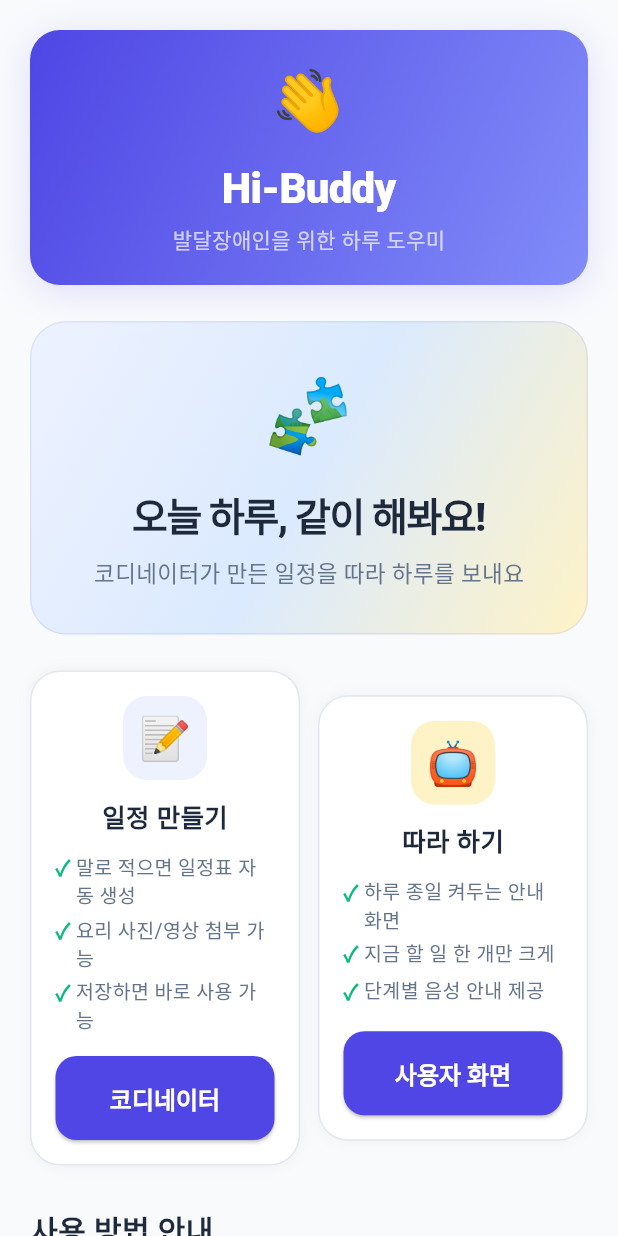
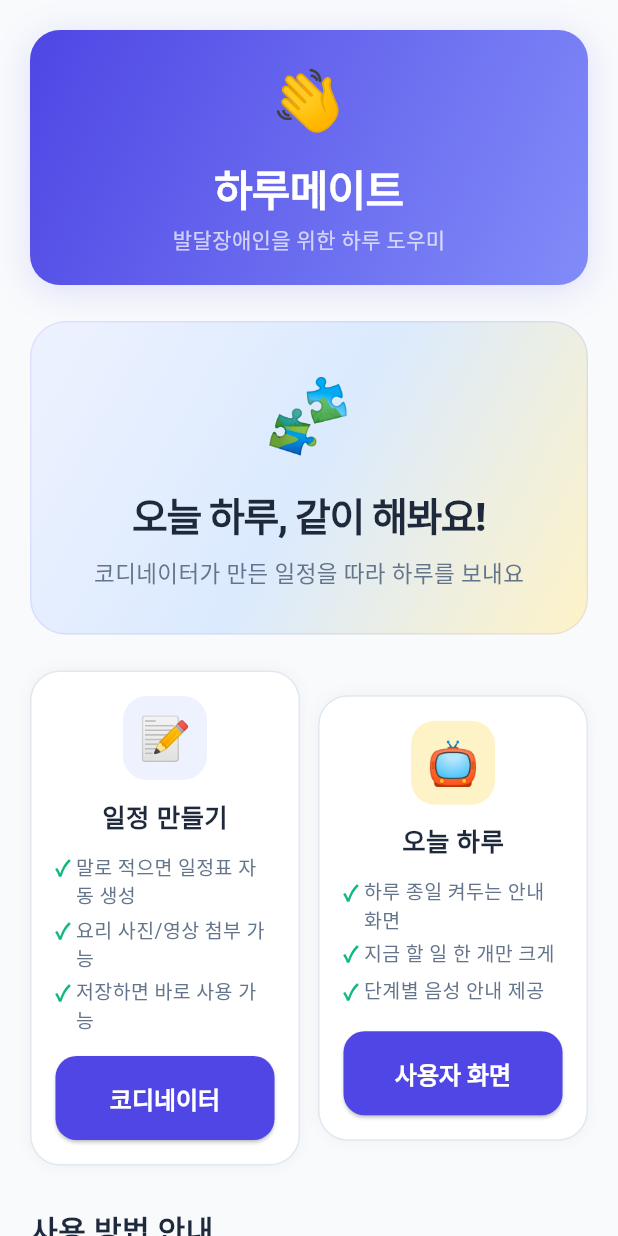
Before and after one commit to RyanAhn533/Hibuudy, a Flutter app: the screen it shows after launch, on a phone screen of 412 x 824 dp. Run offline on Flutter 3.47's test engine with Material 3 defaults, Android fonts, the phone set to English and light mode, and no system bars; our stand-ins replace flutter_tts, shared_preferences; network calls fail.

Commit message:
Rename to HaruMate, fix MainActivity package, server warmup, UI text fixes
- Fix crash: move MainActivity.kt to com.harumate.app package
- Rename all user-facing text from Hi-Buddy to 하루메이트
- Add server warmup on app start (Render cold start mitigation)
- Change "따라 하기" to "오늘 하루" (more natural)
- Add loading time hint "(최대 30초)"
- Disable ProGuard minification (was causing release crash)
- Add user test simulation (100 personas)

Co-Authored-By: Claude Opus 4.6 (1M context) <noreply@anthropic.com>

```diff
--- a/hi_buddy_app/lib/main.dart
+++ b/hi_buddy_app/lib/main.dart
@@ -2,10 +2,13 @@ import 'package:flutter/material.dart';
 import 'theme/app_theme.dart';
 import 'screens/home_screen.dart';
 import 'models/recipe.dart';
+import 'services/api_service.dart';
 
 void main() async {
   WidgetsFlutterBinding.ensureInitialized();
   await RecipeData.load();
+  // 서버 미리 깨우기 (Render 콜드 스타트 대응, 응답 안 기다림)
+  ApiService.isOnline();
   runApp(const HiBuddyApp());
 }
 
@@ -15,7 +18,7 @@ class HiBuddyApp extends StatelessWidget {
   @override
   Widget build(BuildContext context) {
     return MaterialApp(
-      title: 'Hi-Buddy',
+      title: '하루메이트',
       debugShowCheckedModeBanner: false,
       theme: buildAppTheme(),
       home: const HomeScreen(),
--- a/hi_buddy_app/lib/screens/coordinator_screen.dart
+++ b/hi_buddy_app/lib/screens/coordinator_screen.dart
@@ -190,7 +190,7 @@ class _CoordinatorScreenState extends State<CoordinatorScreen> {
                         ),
                       )
                     : const Icon(Icons.auto_awesome),
-                label: Text(_isGenerating ? '일정 만드는 중...' : '일정 자동 만들기'),
+                label: Text(_isGenerating ? '일정 만드는 중... (최대 30초)' : '일정 자동 만들기'),
               ),
             ),
 
--- a/hi_buddy_app/lib/screens/home_screen.dart
+++ b/hi_buddy_app/lib/screens/home_screen.dart
@@ -38,7 +38,7 @@ class HomeScreen extends StatelessWidget {
                     Text('👋', style: TextStyle(fontSize: 40)),
                     SizedBox(height: 8),
                     Text(
-                      'Hi-Buddy',
+                      '하루메이트',
                       style: TextStyle(
                         fontSize: 28,
                         fontWeight: FontWeight.w800,
@@ -133,7 +133,7 @@ class HomeScreen extends StatelessWidget {
                     child: _FeatureCard(
                       icon: '📺',
                       iconBgColor: const Color(0xFFFEF3C7),
-                      title: '따라 하기',
+                      title: '오늘 하루',
                       features: const [
                         '하루 종일 켜두는 안내 화면',
                         '지금 할 일 한 개만 크게',
@@ -211,7 +211,7 @@ class HomeScreen extends StatelessWidget {
   List<Widget> _buildSteps() {
     const steps = [
       '왼쪽 메뉴에서 "일정 만들기"로 들어가서 오늘 일정을 입력하고 저장합니다',
-      '그 다음 "따라 하기"를 열어, 하루 동안 화면을 켜두면 됩니다',
+      '그 다음 "오늘 하루"를 열어, 하루 동안 화면을 켜두면 됩니다',
       '화면에는 지금 해야 할 것만 크게 나오고, 다음 할 일은 작게 표시됩니다',
     ];
 
--- a/hi_buddy_app/lib/screens/user_screen.dart
+++ b/hi_buddy_app/lib/screens/user_screen.dart
@@ -90,7 +90,7 @@ class _UserScreenState extends State<UserScreen> {
     // ── 일정 없음: 접근성 있는 빈 화면 ──
     if (_schedule == null) {
       return Scaffold(
-        appBar: AppBar(title: const Text('따라 하기')),
+        appBar: AppBar(title: const Text('오늘 하루')),
         body: Center(
           child: Padding(
             padding: const EdgeInsets.all(32),
@@ -158,7 +158,7 @@ class _UserScreenState extends State<UserScreen> {
 
     return Scaffold(
       appBar: AppBar(
-        title: const Text('오늘 따라하기'),
+        title: const Text('오늘 하루'),
         actions: [
           IconButton(
             icon: const Icon(Icons.refresh),
@@ -240,7 +240,7 @@ class _UserScreenState extends State<UserScreen> {
                         ),
                         const SizedBox(height: 4),
                         Text(
-                          '오늘도 하이버디랑 함께 해볼까요?  ${DateFormat('yyyy-MM-dd HH:mm').format(DateTime.now())}',
+                          '오늘도 하루메이트랑 함께 해볼까요?  ${DateFormat('yyyy-MM-dd HH:mm').format(DateTime.now())}',
                           style: const TextStyle(
                             fontSize: 14,
                             color: HiBuddyColors.textMuted,
--- a/hi_buddy_app/pubspec.yaml
+++ b/hi_buddy_app/pubspec.yaml
@@ -1,5 +1,5 @@
-name: hi_buddy_app
-description: "HiBuddy - 발달장애인을 위한 하루 스케줄러"
+name: harumate
+description: "하루메이트 - 발달장애인을 위한 하루 도우미"
 publish_to: 'none'
 version: 1.0.0+1
 
```
Also changed, not shown: .claude/settings.local.json (added), 8 other files.
